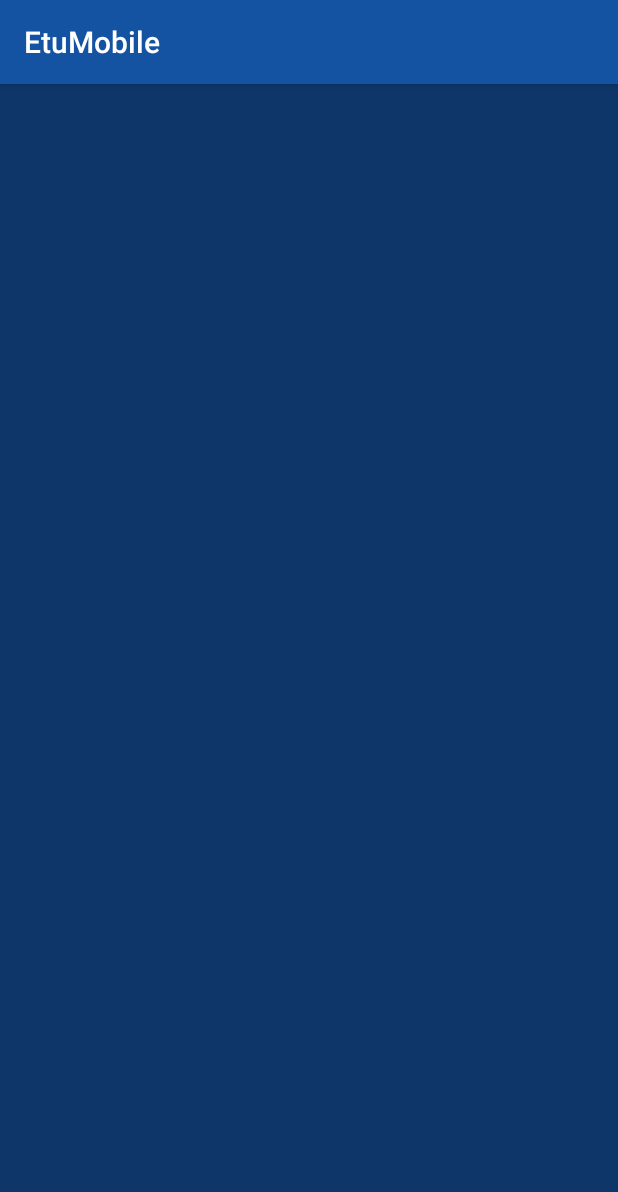
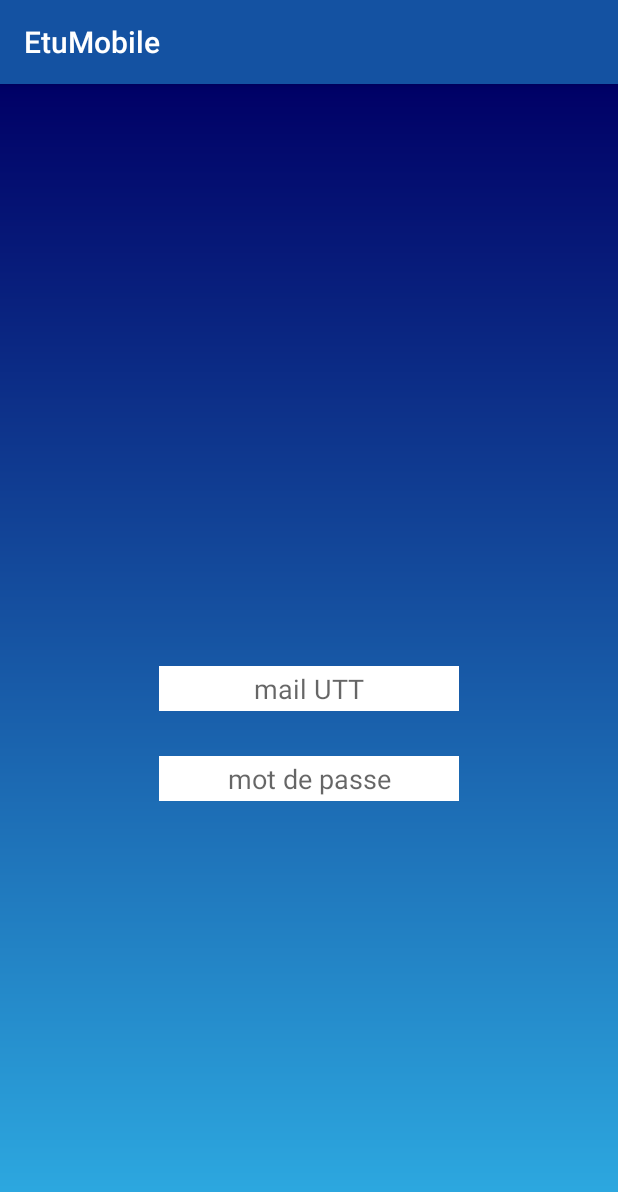
Before and after one commit to swve/etumobile, an Android app: the Login screen opened directly, with no data from a screen before it, on a phone screen of 412 x 824 dp. Shown: the top 1192 px of the screen. Run offline under Robolectric (Android 15) with nearby library versions, the phone set to English and light mode, and no system bars.

Commit message:
Début Login Page
Début de la page de connexion.
Background + champs login/password
/!\ Problème avec le centrage des placeholders : fond désactivé sur android studio mais fonctionnel sur téléphone.

```diff
--- /dev/null
+++ b/app/src/main/res/drawable/blue_gradient.xml
@@ -0,0 +1,8 @@
+<?xml version="1.0" encoding="utf-8"?>
+<shape xmlns:android="http://schemas.android.com/apk/res/android">
+    <gradient
+        android:type="linear"
+        android:angle="90"
+        android:startColor="@color/radialEndingBlue"
+        android:endColor="@color/radialStartingBlue" />
+</shape>
--- a/app/src/main/res/layout/activity_login.xml
+++ b/app/src/main/res/layout/activity_login.xml
@@ -4,7 +4,40 @@
     xmlns:tools="http://schemas.android.com/tools"
     android:layout_width="match_parent"
     android:layout_height="match_parent"
-    android:background="@color/colorPrimaryDark"
+    android:background="@drawable/blue_gradient"
     tools:context=".Login">
 
+    <EditText
+        android:id="@+id/login"
+        android:layout_width="200dp"
+        android:layout_height="30dp"
+        android:layout_marginStart="80dp"
+        android:layout_marginEnd="80dp"
+        android:layout_marginBottom="30dp"
+        android:background="@color/colorAccent"
+        android:ems="10"
+        android:hint="@string/login_placeholder"
+        android:inputType="textPersonName"
+        android:textAlignment="center"
+        app:layout_constraintBottom_toTopOf="@+id/password"
+        app:layout_constraintEnd_toEndOf="parent"
+        app:layout_constraintStart_toStartOf="parent" />
+
+    <EditText
+        android:id="@+id/password"
+        android:layout_width="200dp"
+        android:layout_height="30dp"
+        android:layout_marginStart="80dp"
+        android:layout_marginEnd="80dp"
+        android:layout_marginBottom="290dp"
+        android:background="@color/colorAccent"
+        android:ems="10"
+        android:hint="@string/password_placehorder"
+        android:inputType="textPassword"
+        android:textAlignment="center"
+
+        app:layout_constraintBottom_toBottomOf="parent"
+        app:layout_constraintEnd_toEndOf="parent"
+        app:layout_constraintStart_toStartOf="parent" />
+
 </android.support.constraint.ConstraintLayout>
--- a/app/src/main/res/values/colors.xml
+++ b/app/src/main/res/values/colors.xml
@@ -3,4 +3,7 @@
     <color name="colorPrimary">#1452A2</color>
     <color name="colorPrimaryDark">#0E3669</color>
     <color name="colorAccent">#FFFFFF</color>
+    <color name="radialStartingBlue">#000066</color>
+    <color name="radialEndingBlue">#2EAEE4</color>
+    <color name="lightGray">#D3D3D3</color>
 </resources>
--- a/app/src/main/res/values/strings.xml
+++ b/app/src/main/res/values/strings.xml
@@ -1,3 +1,7 @@
 <resources>
     <string name="app_name">EtuMobile</string>
+    <string name="login_placeholder">mail UTT</string>
+    <string name="login_defaultValue">username</string>
+    <string name="password_placehorder">mot de passe</string>
+    <string name="password_defaultValue">password</string>
 </resources>
```
Also changed, not shown: app/src/main/res/drawable/logo.png (added).
